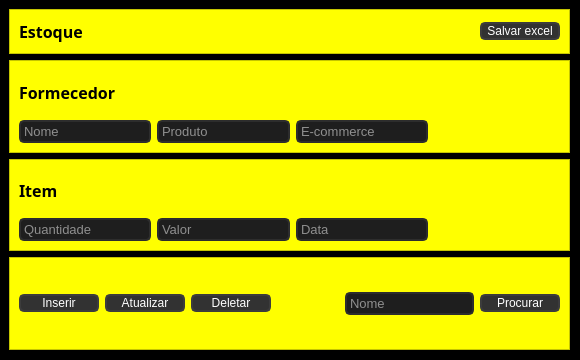
First picture: the form in v5.ui, repository Ton-Chyod-s/Estudo-sql-python, before the edit.
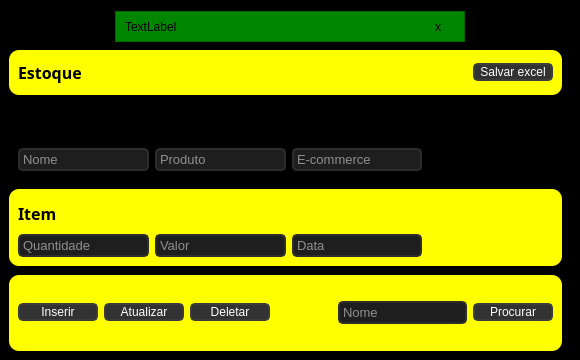
Second picture: the form after the edit.

Diff of the .ui file:
```diff
--- a/v5.ui
+++ b/v5.ui
@@ -29,14 +29,90 @@
    <string notr="true">background-color: rgb(0, 0, 0);</string>
   </property>
   <widget class="QWidget" name="centralwidget">
+   <layout class="QVBoxLayout" name="verticalLayout_2">
+    <item>
+     <widget class="QFrame" name="frame_2">
+      <property name="maximumSize">
+       <size>
+        <width>16777215</width>
+        <height>35</height>
+       </size>
+      </property>
+      <property name="styleSheet">
+       <string notr="true"/>
+      </property>
+      <property name="frameShape">
+       <enum>QFrame::StyledPanel</enum>
+      </property>
+      <property name="frameShadow">
+       <enum>QFrame::Raised</enum>
+      </property>
+      <layout class="QHBoxLayout" name="horizontalLayout" stretch="0">
+       <property name="spacing">
+        <number>1</number>
+       </property>
+       <property name="leftMargin">
+        <number>1</number>
+       </property>
+       <property name="topMargin">
+        <number>1</number>
+       </property>
+       <property name="rightMargin">
+        <number>1</number>
+       </property>
+       <property name="bottomMargin">
+        <number>1</number>
+       </property>
+       <item>
+        <widget class="QFrame" name="frame_3">
+         <property name="maximumSize">
+          <size>
+           <width>350</width>
+           <height>16777215</height>
+          </size>
+         </property>
+         <property name="styleSheet">
+          <string notr="true">background-color: rgb(0, 134, 0);</string>
+         </property>
+         <property name="frameShape">
+          <enum>QFrame::StyledPanel</enum>
+         </property>
+         <property name="frameShadow">
+          <enum>QFrame::Raised</enum>
+         </property>
+         <layout class="QHBoxLayout" name="horizontalLayout_2">
+          <item>
+           <widget class="QLabel" name="label_popup_estpque">
+            <property name="text">
+             <string>TextLabel</string>
+            </property>
+           </widget>
+          </item>
+          <item>
+           <widget class="QLabel" name="label_x_popup">
+            <property name="maximumSize">
+             <size>
+              <width>20</width>
+              <height>16777215</height>
+             </size>
+            </property>
+            <property name="text">
+             <string>x</string>
+            </property>
+           </widget>
+          </item>
+         </layout>
+        </widget>
+       </item>
+      </layout>
+     </widget>
+    </item>
+    <item>
    <widget class="QFrame" name="frame">
-    <property name="geometry">
-     <rect>
-      <x>-1</x>
-      <y>-1</y>
-      <width>581</width>
-      <height>361</height>
-     </rect>
+      <property name="styleSheet">
+       <string notr="true">QFrame {
+	border-radius: 10px;
+}</string>
     </property>
     <property name="frameShape">
      <enum>QFrame::StyledPanel</enum>
@@ -45,6 +121,21 @@
      <enum>QFrame::Raised</enum>
     </property>
     <layout class="QVBoxLayout" name="verticalLayout">
+       <property name="spacing">
+        <number>9</number>
+       </property>
+       <property name="leftMargin">
+        <number>0</number>
+       </property>
+       <property name="topMargin">
+        <number>0</number>
+       </property>
+       <property name="rightMargin">
+        <number>9</number>
+       </property>
+       <property name="bottomMargin">
+        <number>0</number>
+       </property>
      <item>
       <widget class="QFrame" name="frame_35">
        <property name="maximumSize">
@@ -132,7 +223,10 @@
      <item>
       <widget class="QFrame" name="frame_19">
        <property name="styleSheet">
-        <string notr="true">background-color: rgb(255, 255, 0);</string>
+          <string notr="true">background-color: rgb(255, 255, 0);
+QFrame {
+	border-radius: 10px;
+}</string>
        </property>
        <property name="frameShape">
         <enum>QFrame::StyledPanel</enum>
@@ -595,6 +689,8 @@
      </item>
     </layout>
    </widget>
+    </item>
+   </layout>
   </widget>
  </widget>
  <resources/>
```
Lines whose indentation alone changed are shown as unchanged.
